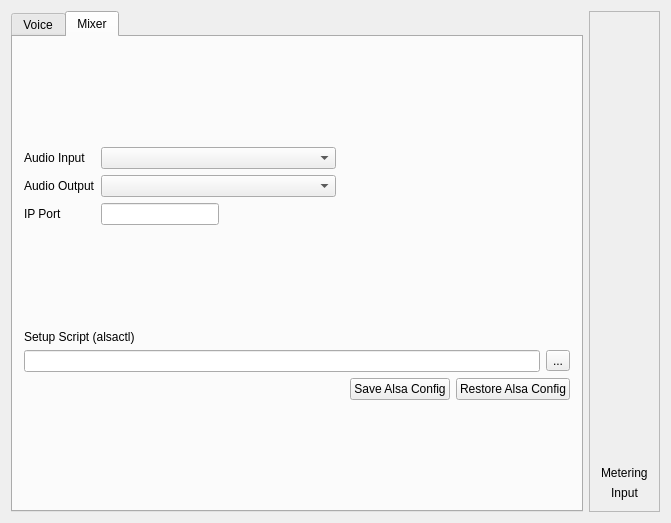
Above: mqt/MqtKeyer/KeyerMain.ui from Rsclub22/Minos2-Mirror before the change. Below: the same form after it.
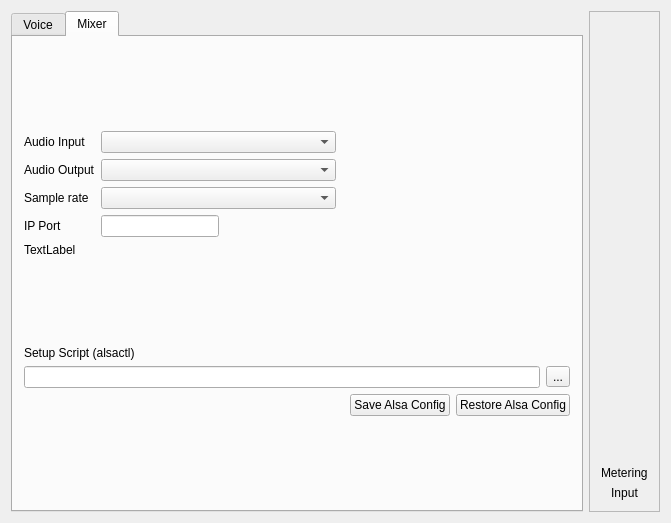
That is the form after the change. Custom widgets are drawn as their Qt base class.

Commit message: actual sample rate monitoring

```diff
--- a/mqt/MqtKeyer/KeyerMain.ui
+++ b/mqt/MqtKeyer/KeyerMain.ui
@@ -395,6 +395,13 @@
               </property>
              </widget>
             </item>
+            <item>
+             <widget class="QLabel" name="label_13">
+              <property name="text">
+               <string>Sample rate</string>
+              </property>
+             </widget>
+            </item>
             <item>
              <widget class="QLabel" name="label_9">
               <property name="text">
@@ -412,6 +419,9 @@
             <item>
              <widget class="QComboBox" name="outputCombo"/>
             </item>
+            <item>
+             <widget class="QComboBox" name="sampleRate"/>
+            </item>
             <item>
              <layout class="QHBoxLayout" name="horizontalLayout_2">
               <item>
@@ -449,6 +459,13 @@
           </item>
          </layout>
         </item>
+        <item>
+         <widget class="QLabel" name="actualRate">
+          <property name="text">
+           <string>TextLabel</string>
+          </property>
+         </widget>
+        </item>
         <item>
          <spacer name="verticalSpacer_2">
           <property name="orientation">
```
The commit also changes 6 other files.
